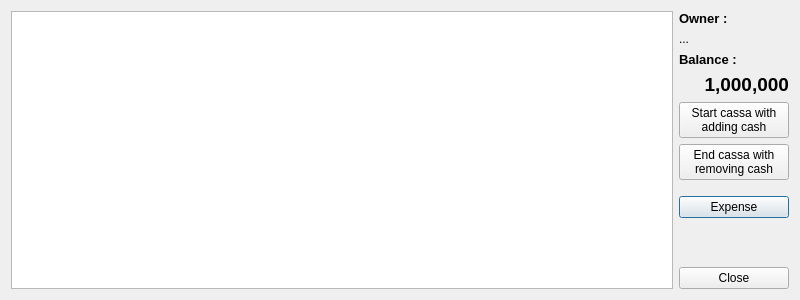
Old version of the form client/dlgcassa.ui in the repository tbikfalvi/Belenus.
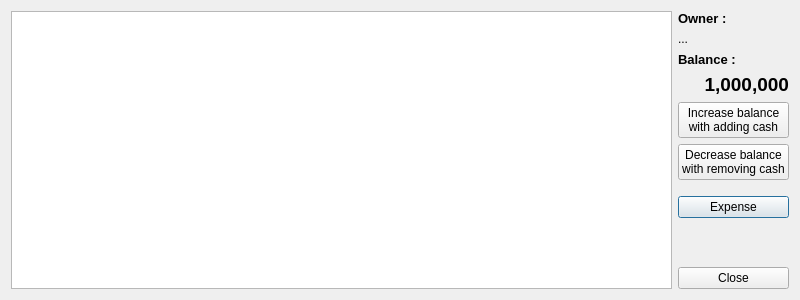
New version of the form.

What changed in the file:
```diff
--- a/client/dlgcassa.ui
+++ b/client/dlgcassa.ui
@@ -123,8 +123,8 @@
         <string>Adding cash to cassa does not modify the ledger.</string>
        </property>
        <property name="text">
-        <string>Start cassa with
-adding cash</string>
+        <string>Increase balance
+with adding cash</string>
        </property>
        <property name="iconSize">
         <size>
@@ -149,8 +149,8 @@
         <string>Removing cash from cassa does not modify the ledger.</string>
        </property>
        <property name="text">
-        <string>End cassa with
-removing cash</string>
+        <string>Decrease balance
+with removing cash</string>
        </property>
        <property name="iconSize">
         <size>
```
